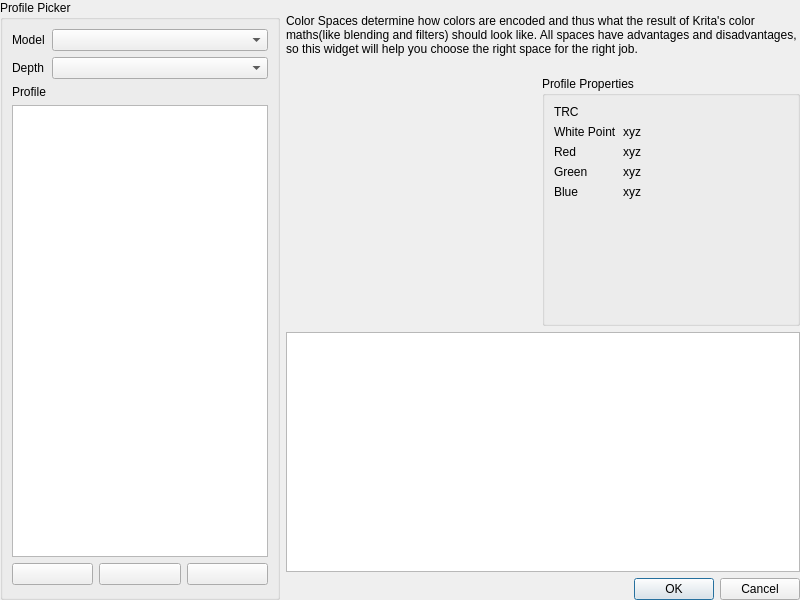
Old version of the form krita/ui/forms/wdgcolorspaceselectoradvanced.ui in the repository KDE/krita.
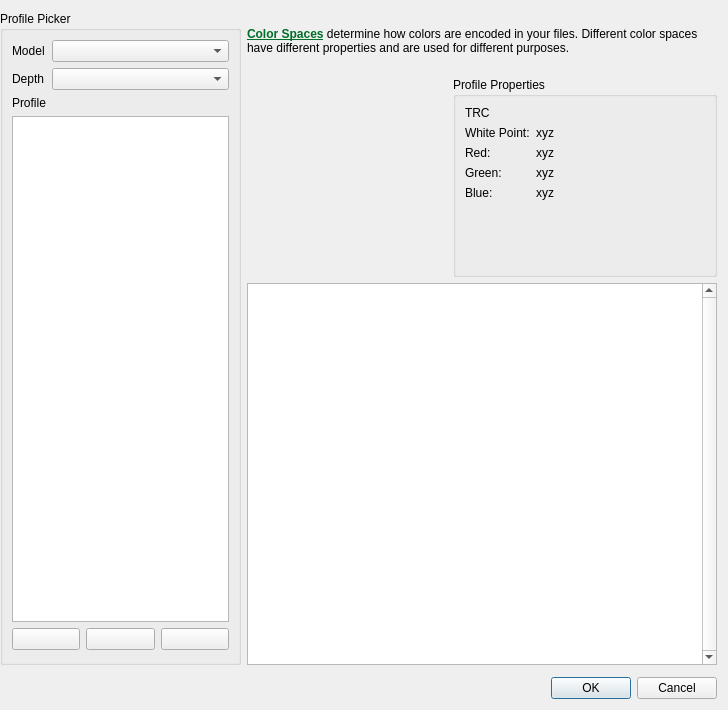
New version of the form. Custom widgets are drawn as their Qt base class.

The edit to the form file:
```diff
--- a/krita/ui/forms/wdgcolorspaceselectoradvanced.ui
+++ b/krita/ui/forms/wdgcolorspaceselectoradvanced.ui
@@ -6,158 +6,28 @@
    <rect>
     <x>0</x>
     <y>0</y>
-    <width>800</width>
-    <height>600</height>
+    <width>728</width>
+    <height>710</height>
    </rect>
   </property>
-  <layout class="QGridLayout" name="gridLayout">
+  <property name="minimumSize">
+   <size>
+    <width>728</width>
+    <height>710</height>
+   </size>
+  </property>
+  <layout class="QGridLayout" name="gridLayout_2">
    <property name="leftMargin">
     <number>0</number>
    </property>
-   <property name="topMargin">
-    <number>0</number>
-   </property>
-   <property name="rightMargin">
-    <number>0</number>
-   </property>
-   <property name="bottomMargin">
-    <number>0</number>
-   </property>
-   <item row="5" column="2">
-    <widget class="QDialogButtonBox" name="bnOK">
-     <property name="standardButtons">
-      <set>QDialogButtonBox::Cancel|QDialogButtonBox::Ok</set>
-     </property>
-    </widget>
-   </item>
-   <item row="4" column="1" colspan="2">
-    <widget class="QPlainTextEdit" name="textProfileDescription">
-     <property name="textInteractionFlags">
-      <set>Qt::TextSelectableByKeyboard|Qt::TextSelectableByMouse</set>
-     </property>
-    </widget>
-   </item>
-   <item row="0" column="1" rowspan="2" colspan="2">
-    <widget class="QLabel" name="lbl_descriptionwidget">
-     <property name="text">
-      <string>Color Spaces determine how colors are encoded and thus what the result of Krita's color maths(like blending and filters) should look like. All spaces have advantages and disadvantages, so this widget will help you choose the right space for the right job.</string>
-     </property>
-     <property name="wordWrap">
-      <bool>true</bool>
-     </property>
-    </widget>
-   </item>
-   <item row="2" column="1" rowspan="2">
-    <widget class="KisCIETongueWidget" name="TongueWidget" native="true">
-     <property name="sizePolicy">
-      <sizepolicy hsizetype="Preferred" vsizetype="Preferred">
-       <horstretch>0</horstretch>
-       <verstretch>0</verstretch>
-      </sizepolicy>
-     </property>
-     <property name="minimumSize">
-      <size>
-       <width>250</width>
-       <height>250</height>
-      </size>
-     </property>
-     <property name="maximumSize">
-      <size>
-       <width>400</width>
-       <height>400</height>
-      </size>
-     </property>
-    </widget>
-   </item>
-   <item row="2" column="2" rowspan="2">
-    <widget class="QGroupBox" name="groupBox_2">
-     <property name="sizePolicy">
-      <sizepolicy hsizetype="Preferred" vsizetype="Preferred">
-       <horstretch>0</horstretch>
-       <verstretch>0</verstretch>
-      </sizepolicy>
-     </property>
-     <property name="minimumSize">
-      <size>
-       <width>250</width>
-       <height>0</height>
-      </size>
-     </property>
-     <property name="title">
-      <string>Profile Properties</string>
-     </property>
-     <layout class="QFormLayout" name="formLayout">
-      <item row="0" column="0" colspan="2">
-       <widget class="QLabel" name="lbltrc">
-        <property name="text">
-         <string notr="true">TRC</string>
-        </property>
-        <property name="wordWrap">
-         <bool>true</bool>
-        </property>
-       </widget>
-      </item>
-      <item row="1" column="0">
-       <widget class="QLabel" name="lblWhitepoint">
-        <property name="text">
-         <string>White Point</string>
-        </property>
-       </widget>
-      </item>
-      <item row="2" column="0">
-       <widget class="QLabel" name="lblRed">
-        <property name="text">
-         <string>Red</string>
-        </property>
-       </widget>
-      </item>
-      <item row="1" column="1">
-       <widget class="QLabel" name="lblXYZ_W">
-        <property name="text">
-         <string>xyz</string>
-        </property>
-       </widget>
-      </item>
-      <item row="2" column="1">
-       <widget class="QLabel" name="lblXYZ_R">
-        <property name="text">
-         <string>xyz</string>
-        </property>
-       </widget>
-      </item>
-      <item row="3" column="0">
-       <widget class="QLabel" name="lblGreen">
-        <property name="text">
-         <string>Green</string>
-        </property>
-       </widget>
-      </item>
-      <item row="4" column="0">
-       <widget class="QLabel" name="lblBlue">
-        <property name="text">
-         <string>Blue</string>
-        </property>
-       </widget>
-      </item>
-      <item row="3" column="1">
-       <widget class="QLabel" name="lblXYZ_G">
-        <property name="text">
-         <string>xyz</string>
-        </property>
-       </widget>
-      </item>
-      <item row="4" column="1">
-       <widget class="QLabel" name="lblXYZ_B">
-        <property name="text">
-         <string>xyz</string>
-        </property>
-       </widget>
-      </item>
-     </layout>
-    </widget>
-   </item>
-   <item row="0" column="0" rowspan="6">
+   <item row="0" column="0">
     <widget class="QGroupBox" name="groupBox">
+     <property name="maximumSize">
+      <size>
+       <width>242</width>
+       <height>670</height>
+      </size>
+     </property>
      <property name="title">
       <string>Profile Picker</string>
      </property>
@@ -254,6 +124,201 @@
      </layout>
     </widget>
    </item>
+   <item row="1" column="0" rowspan="2" colspan="2">
+    <spacer name="horizontalSpacer">
+     <property name="orientation">
+      <enum>Qt::Horizontal</enum>
+     </property>
+     <property name="sizeHint" stdset="0">
+      <size>
+       <width>243</width>
+       <height>20</height>
+      </size>
+     </property>
+    </spacer>
+   </item>
+   <item row="2" column="2">
+    <widget class="QDialogButtonBox" name="bnOK">
+     <property name="standardButtons">
+      <set>QDialogButtonBox::Cancel|QDialogButtonBox::Ok</set>
+     </property>
+    </widget>
+   </item>
+   <item row="0" column="1" colspan="2">
+    <layout class="QGridLayout" name="gridLayout">
+     <item row="0" column="0" colspan="2">
+      <widget class="QLabel" name="lbl_descriptionwidget">
+       <property name="minimumSize">
+        <size>
+         <width>200</width>
+         <height>60</height>
+        </size>
+       </property>
+       <property name="text">
+        <string>&lt;html&gt;&lt;head/&gt;&lt;body&gt;&lt;p&gt;&lt;a href=&quot;https://en.wikipedia.org/wiki/Color_space&quot;&gt;&lt;span style=&quot; font-weight:600; text-decoration: underline; color:#006e28;&quot;&gt;Color Spaces&lt;/span&gt;&lt;/a&gt; determine how colors are encoded in your files. Different color spaces have different properties and are used for different purposes.&lt;/p&gt;&lt;/body&gt;&lt;/html&gt;</string>
+       </property>
+       <property name="textFormat">
+        <enum>Qt::RichText</enum>
+       </property>
+       <property name="wordWrap">
+        <bool>true</bool>
+       </property>
+       <property name="margin">
+        <number>3</number>
+       </property>
+       <property name="indent">
+        <number>0</number>
+       </property>
+       <property name="openExternalLinks">
+        <bool>true</bool>
+       </property>
+      </widget>
+     </item>
+     <item row="3" column="0" colspan="2">
+      <widget class="QTextBrowser" name="textProfileDescription">
+       <property name="minimumSize">
+        <size>
+         <width>200</width>
+         <height>200</height>
+        </size>
+       </property>
+       <property name="verticalScrollBarPolicy">
+        <enum>Qt::ScrollBarAlwaysOn</enum>
+       </property>
+       <property name="horizontalScrollBarPolicy">
+        <enum>Qt::ScrollBarAlwaysOff</enum>
+       </property>
+       <property name="openExternalLinks">
+        <bool>true</bool>
+       </property>
+      </widget>
+     </item>
+     <item row="2" column="1">
+      <widget class="QGroupBox" name="groupBox_2">
+       <property name="sizePolicy">
+        <sizepolicy hsizetype="Preferred" vsizetype="Preferred">
+         <horstretch>0</horstretch>
+         <verstretch>0</verstretch>
+        </sizepolicy>
+       </property>
+       <property name="minimumSize">
+        <size>
+         <width>250</width>
+         <height>0</height>
+        </size>
+       </property>
+       <property name="title">
+        <string>Profile Properties</string>
+       </property>
+       <layout class="QFormLayout" name="formLayout">
+        <property name="fieldGrowthPolicy">
+         <enum>QFormLayout::ExpandingFieldsGrow</enum>
+        </property>
+        <item row="0" column="0" colspan="2">
+         <widget class="QLabel" name="lbltrc">
+          <property name="minimumSize">
+           <size>
+            <width>240</width>
+            <height>0</height>
+           </size>
+          </property>
+          <property name="maximumSize">
+           <size>
+            <width>240</width>
+            <height>16777215</height>
+           </size>
+          </property>
+          <property name="text">
+           <string notr="true">TRC</string>
+          </property>
+          <property name="wordWrap">
+           <bool>true</bool>
+          </property>
+         </widget>
+        </item>
+        <item row="1" column="0">
+         <widget class="QLabel" name="lblWhitepoint">
+          <property name="text">
+           <string>White Point:</string>
+          </property>
+         </widget>
+        </item>
+        <item row="1" column="1">
+         <widget class="QLabel" name="lblXYZ_W">
+          <property name="text">
+           <string>xyz</string>
+          </property>
+         </widget>
+        </item>
+        <item row="2" column="0">
+         <widget class="QLabel" name="lblRed">
+          <property name="text">
+           <string>Red:</string>
+          </property>
+         </widget>
+        </item>
+        <item row="2" column="1">
+         <widget class="QLabel" name="lblXYZ_R">
+          <property name="text">
+           <string>xyz</string>
+          </property>
+         </widget>
+        </item>
+        <item row="3" column="0">
+         <widget class="QLabel" name="lblGreen">
+          <property name="text">
+           <string>Green:</string>
+          </property>
+         </widget>
+        </item>
+        <item row="3" column="1">
+         <widget class="QLabel" name="lblXYZ_G">
+          <property name="text">
+           <string>xyz</string>
+          </property>
+         </widget>
+        </item>
+        <item row="4" column="0">
+         <widget class="QLabel" name="lblBlue">
+          <property name="text">
+           <string>Blue:</string>
+          </property>
+         </widget>
+        </item>
+        <item row="4" column="1">
+         <widget class="QLabel" name="lblXYZ_B">
+          <property name="text">
+           <string>xyz</string>
+          </property>
+         </widget>
+        </item>
+       </layout>
+      </widget>
+     </item>
+     <item row="2" column="0">
+      <widget class="KisCIETongueWidget" name="TongueWidget" native="true">
+       <property name="sizePolicy">
+        <sizepolicy hsizetype="Preferred" vsizetype="Preferred">
+         <horstretch>0</horstretch>
+         <verstretch>0</verstretch>
+        </sizepolicy>
+       </property>
+       <property name="minimumSize">
+        <size>
+         <width>200</width>
+         <height>200</height>
+        </size>
+       </property>
+       <property name="maximumSize">
+        <size>
+         <width>0</width>
+         <height>0</height>
+        </size>
+       </property>
+      </widget>
+     </item>
+    </layout>
+   </item>
   </layout>
  </widget>
  <customwidgets>
```
